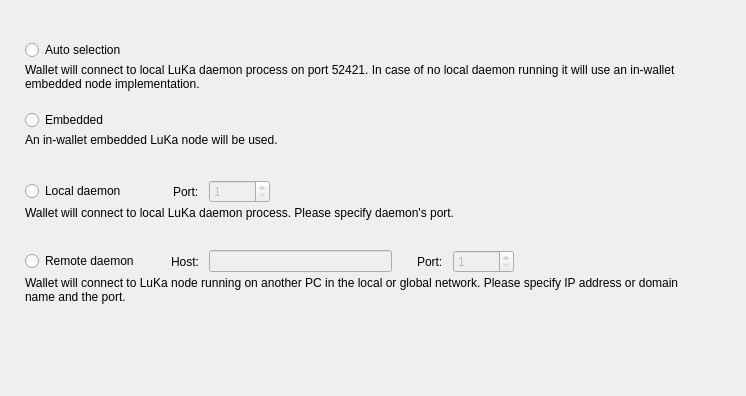
Qt form src/Gui/Options/ConnectionOptionsFrame.ui (Lonero-Team/Lonero-Wallet-2.0) before a commit.
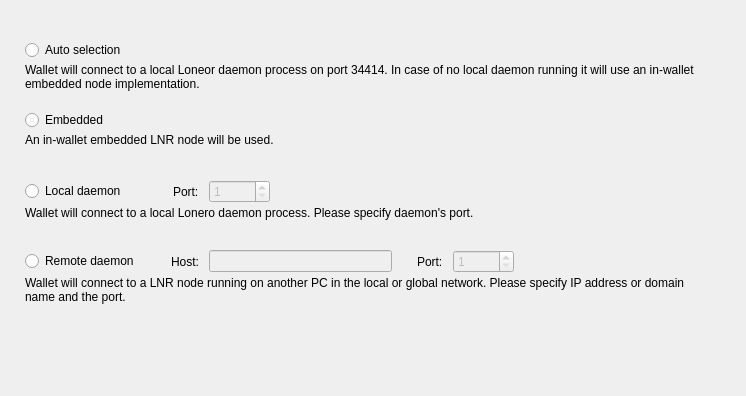
The same form after that commit. Custom widgets are drawn as their Qt base class.

The edit to the form file:
```diff
--- a/src/Gui/Options/ConnectionOptionsFrame.ui
+++ b/src/Gui/Options/ConnectionOptionsFrame.ui
@@ -81,7 +81,7 @@
       <item alignment="Qt::AlignTop">
        <widget class="WalletGui::WalletSmallGrayTextLabel" name="m_autoHelperLabel">
         <property name="text">
-         <string>Wallet will connect to local LuKa daemon process on port 52421. In case of no local daemon running it will use an in-wallet embedded node implementation.</string>
+         <string>Wallet will connect to a local Loneor daemon process on port 34414. In case of no local daemon running it will use an in-wallet embedded node implementation.</string>
         </property>
         <property name="alignment">
          <set>Qt::AlignLeading|Qt::AlignLeft|Qt::AlignTop</set>
@@ -146,7 +146,7 @@
       <item alignment="Qt::AlignTop">
        <widget class="WalletGui::WalletSmallGrayTextLabel" name="m_embeddedHelperLabel">
         <property name="text">
-         <string>An in-wallet embedded LuKa node will be used.</string>
+         <string>An in-wallet embedded LNR node will be used.</string>
         </property>
         <property name="alignment">
          <set>Qt::AlignLeading|Qt::AlignLeft|Qt::AlignTop</set>
@@ -270,7 +270,7 @@
       <item alignment="Qt::AlignTop">
        <widget class="WalletGui::WalletSmallGrayTextLabel" name="m_localHelperLabel">
         <property name="text">
-         <string>Wallet will connect to local LuKa daemon process. Please specify daemon's port.</string>
+         <string>Wallet will connect to a local Lonero daemon process. Please specify daemon's port.</string>
         </property>
         <property name="alignment">
          <set>Qt::AlignLeading|Qt::AlignLeft|Qt::AlignTop</set>
@@ -424,7 +424,7 @@
       <item alignment="Qt::AlignTop">
        <widget class="WalletGui::WalletSmallGrayTextLabel" name="m_remoteHelperLabel">
         <property name="text">
-         <string>Wallet will connect to LuKa node running on another PC in the local or global network. Please specify IP address or domain name and the port.</string>
+         <string>Wallet will connect to a LNR node running on another PC in the local or global network. Please specify IP address or domain name and the port.</string>
         </property>
         <property name="alignment">
          <set>Qt::AlignLeading|Qt::AlignLeft|Qt::AlignTop</set>
```
